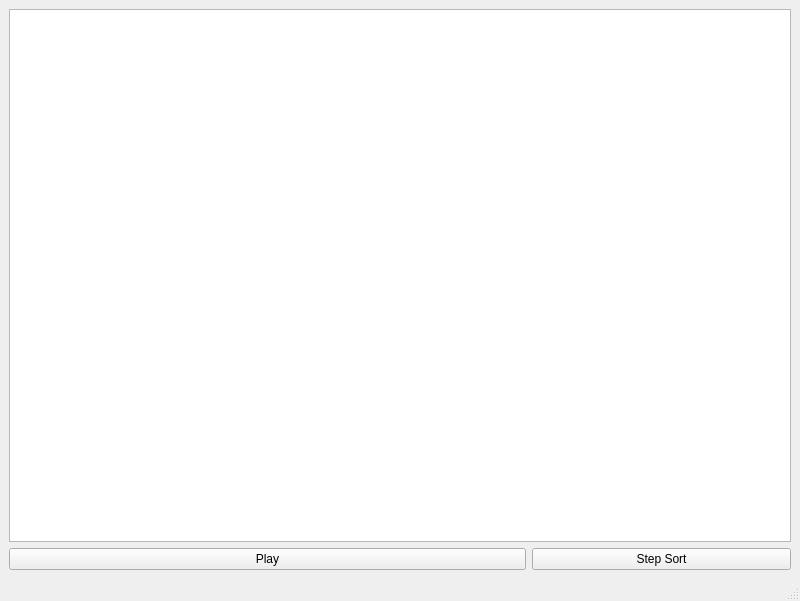
The window that mainwindow.ui (bennjii/VisualSort) describes before a commit, drawn with Qt 5.
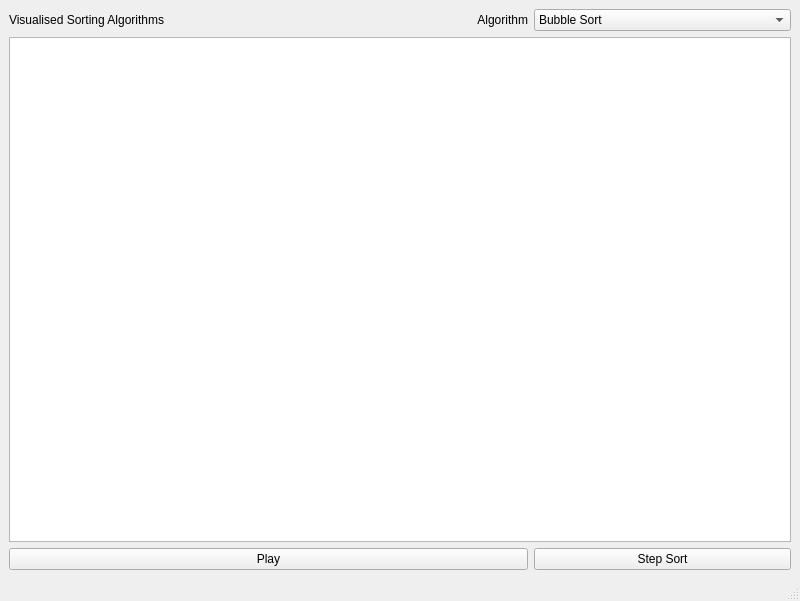
The same window after the commit.

Commit message: Implemented Conversion from BubbleSort to InsertionSort

```diff
--- a/mainwindow.ui
+++ b/mainwindow.ui
@@ -15,23 +15,61 @@
   </property>
   <widget class="QWidget" name="centralwidget">
    <layout class="QGridLayout" name="gridLayout">
-    <item row="1" column="2">
+    <item row="2" column="2">
      <widget class="QPushButton" name="stepButton">
       <property name="text">
        <string>Step Sort</string>
       </property>
      </widget>
     </item>
-    <item row="0" column="0" colspan="3">
-     <widget class="QGraphicsView" name="graphicsView"/>
-    </item>
-    <item row="1" column="0" colspan="2">
+    <item row="2" column="0" colspan="2">
      <widget class="QPushButton" name="togglePlayButton">
       <property name="text">
        <string>Play</string>
       </property>
      </widget>
     </item>
+    <item row="1" column="0" colspan="3">
+     <widget class="QGraphicsView" name="graphicsView">
+      <property name="sizePolicy">
+       <sizepolicy hsizetype="MinimumExpanding" vsizetype="MinimumExpanding">
+        <horstretch>0</horstretch>
+        <verstretch>0</verstretch>
+       </sizepolicy>
+      </property>
+     </widget>
+    </item>
+    <item row="0" column="2">
+     <widget class="QComboBox" name="algoBox">
+      <item>
+       <property name="text">
+        <string>Bubble Sort</string>
+       </property>
+      </item>
+      <item>
+       <property name="text">
+        <string>Insertion Sort</string>
+       </property>
+      </item>
+     </widget>
+    </item>
+    <item row="0" column="0">
+     <widget class="QLabel" name="label">
+      <property name="text">
+       <string>Visualised Sorting Algorithms</string>
+      </property>
+     </widget>
+    </item>
+    <item row="0" column="1">
+     <widget class="QLabel" name="label_2">
+      <property name="text">
+       <string>Algorithm</string>
+      </property>
+      <property name="alignment">
+       <set>Qt::AlignRight|Qt::AlignTrailing|Qt::AlignVCenter</set>
+      </property>
+     </widget>
+    </item>
    </layout>
   </widget>
   <widget class="QMenuBar" name="menubar">
```
Left out of the diff: 2 changed lines with no effect on the pictures. The commit also changes 3 other files.
